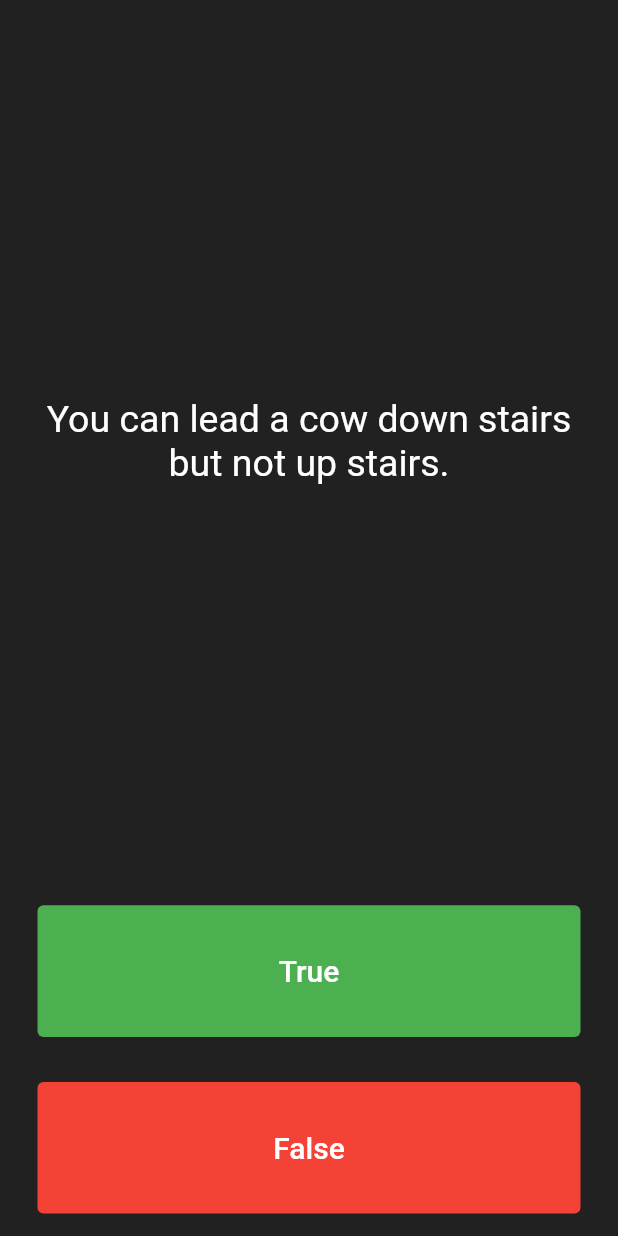
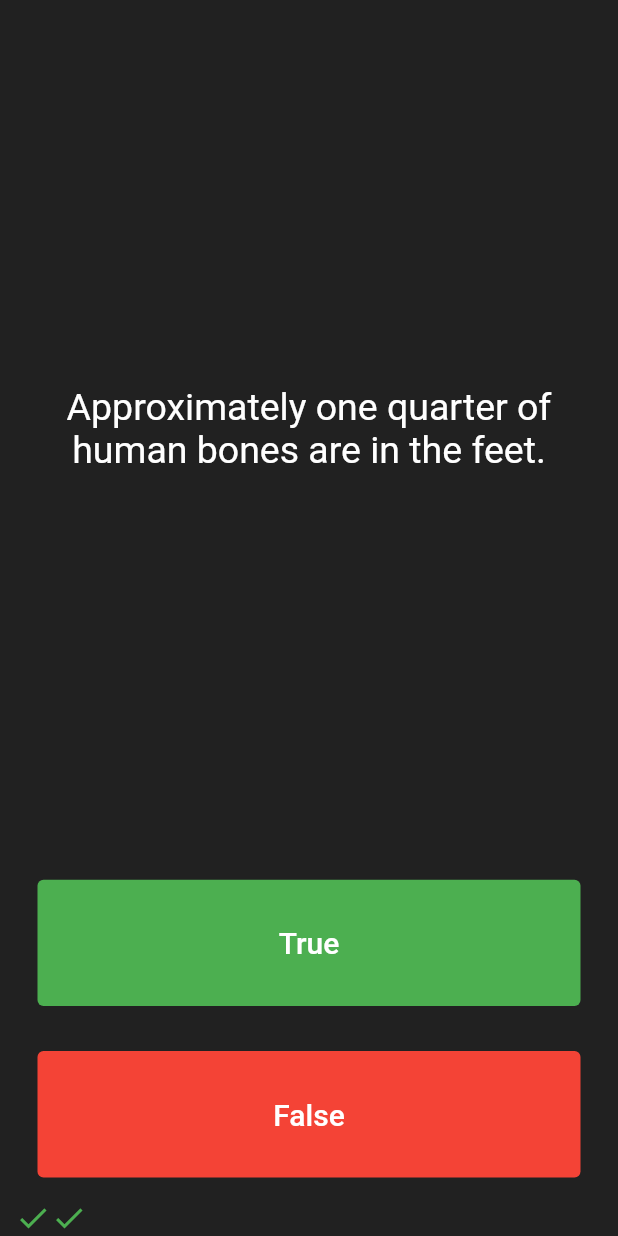
Before and after one commit to AKRVerz/quizze_app_flutter, a Flutter app: the screen it shows after launch, after a tap on "True", after a tap on "False", on a phone screen of 412 x 824 dp. Run offline on Flutter 3.47's test engine with Material 2 defaults, Android fonts, the phone set to English and light mode, and no system bars; our stand-ins replace rflutter_alert.

Commit message:
finish_app_quiz

```diff
--- a/lib/main.dart
+++ b/lib/main.dart
@@ -1,7 +1,10 @@
 // ignore_for_file: prefer_const_constructors, use_key_in_widget_constructors, library_private_types_in_public_api, deprecated_member_use, prefer_const_literals_to_create_immutables, unused_local_variable, avoid_print, unused_import
 
 import 'package:flutter/material.dart';
-import 'question.dart';
+import 'quiz_brain.dart';
+import 'package:rflutter_alert/rflutter_alert.dart';
+
+QuizBrain quizBrain = QuizBrain();
 
 void main() => runApp(Quizzler());
 
@@ -30,15 +33,34 @@ class QuizPage extends StatefulWidget {
 class _QuizPageState extends State<QuizPage> {
   List<Icon> scoreKeeper = [];
 
-  List<Question> questionBank = [
-    Question(q: 'You can lead a cow down stairs but not up stairs.', a: false),
-    Question(
-        q: 'Approximately one quarter of human bones are in the feet.',
-        a: true),
-    Question(q: 'A slug\'s blood is green.', a: true)
-  ];
+  void checkAnswer(bool userPickedAnswer) {
+    bool correctAnswer = quizBrain.getCorrectAnswer();
 
-  int questionsNumber = 0;
+    setState(() {
+      if (quizBrain.isFinished() == true) {
+        Alert(
+          context: context,
+          title: 'Finished!',
+          desc: 'You\'ve reached the end of the quiz.',
+        ).show();
+        quizBrain.reset();
+        scoreKeeper = [];
+      } else {
+        if (userPickedAnswer == correctAnswer) {
+          scoreKeeper.add(Icon(
+            Icons.check,
+            color: Colors.green,
+          ));
+        } else {
+          scoreKeeper.add(Icon(
+            Icons.close,
+            color: Colors.red,
+          ));
+        }
+        quizBrain.nextQuestion();
+      }
+    });
+  }
 
   @override
   Widget build(BuildContext context) {
@@ -52,7 +74,7 @@ class _QuizPageState extends State<QuizPage> {
             padding: EdgeInsets.all(10.0),
             child: Center(
               child: Text(
-                questionBank[questionsNumber].questionText,
+                quizBrain.getQuestionText(),
                 textAlign: TextAlign.center,
                 style: TextStyle(
                   fontSize: 25.0,
@@ -76,18 +98,7 @@ class _QuizPageState extends State<QuizPage> {
                 ),
               ),
               onPressed: () {
-                bool correctAnswer =
-                    questionBank[questionsNumber].questionAnswer;
-
-                if (correctAnswer == true) {
-                  print('User Got It Right!');
-                } else {
-                  print('User Got It Wrong!');
-                }
-
-                setState(() {
-                  questionsNumber++;
-                });
+                checkAnswer(true);
               },
             ),
           ),
@@ -106,20 +117,7 @@ class _QuizPageState extends State<QuizPage> {
                 ),
               ),
               onPressed: () {
-                bool correctAnswer =
-                    questionBank[questionsNumber].questionAnswer;
-
-                if (correctAnswer == true) {
-                  print('User Got It Right!');
-                } else {
-                  print('User Got It Wrong!');
-                }
-
-                setState(() {
-                  questionsNumber--;
-                });
-
-                //The user picked false.
+                checkAnswer(false);
               },
             ),
           ),
--- /dev/null
+++ b/lib/quiz_brain.dart
@@ -0,0 +1,63 @@
+// ignore_for_file: prefer_final_fields
+
+import 'question.dart';
+
+class QuizBrain {
+  int _questionsNumber = 0;
+
+  List<Question> _questionBank = [
+    Question(q: 'Some cats are actually allergic to humans', a: true),
+    Question(q: 'You can lead a cow down stairs but not up stairs.', a: false),
+    Question(
+        q: 'Approximately one quarter of human bones are in the feet.',
+        a: true),
+    Question(q: 'A slug\'s blood is green.', a: true),
+    Question(q: 'Buzz Aldrin\'s mother\'s maiden name was \"Moon\".', a: true),
+    Question(q: 'It is illegal to pee in the Ocean in Portugal.', a: true),
+    Question(
+        q: 'No piece of square dry paper can be folded in half more than 7 times.',
+        a: false),
+    Question(
+        q: 'In London, UK, if you happen to die in the House of Parliament, you are technically entitled to a state funeral, because the building is considered too sacred a place.',
+        a: true),
+    Question(
+        q: 'The loudest sound produced by any animal is 188 decibels. That animal is the African Elephant.',
+        a: false),
+    Question(
+        q: 'The total surface area of two human lungs is approximately 70 square metres.',
+        a: true),
+    Question(q: 'Google was originally called \"Backrub\".', a: true),
+    Question(
+        q: 'Chocolate affects a dog\'s heart and nervous system; a few ounces are enough to kill a small dog.',
+        a: true),
+    Question(
+        q: 'In West Virginia, USA, if you accidentally hit an animal with your car, you are free to take it home to eat.',
+        a: true),
+  ];
+
+  void nextQuestion() {
+    if (_questionsNumber < _questionBank.length - 1) {
+      _questionsNumber++;
+    }
+  }
+
+  String getQuestionText() {
+    return _questionBank[_questionsNumber].questionText;
+  }
+
+  bool getCorrectAnswer() {
+    return _questionBank[_questionsNumber].questionAnswer;
+  }
+
+  bool isFinished() {
+    if (_questionsNumber >= _questionBank.length - 1) {
+      return true;
+    } else {
+      return false;
+    }
+  }
+
+  void reset() {
+    _questionsNumber = 0;
+  }
+}
--- a/pubspec.yaml
+++ b/pubspec.yaml
@@ -35,6 +35,7 @@ dependencies:
   # The following adds the Cupertino Icons font to your application.
   # Use with the CupertinoIcons class for iOS style icons.
   cupertino_icons: ^1.0.2
+  rflutter_alert: ^2.0.7
 
 dev_dependencies:
   flutter_test:
```
Also changed, not shown: pubspec.lock.
